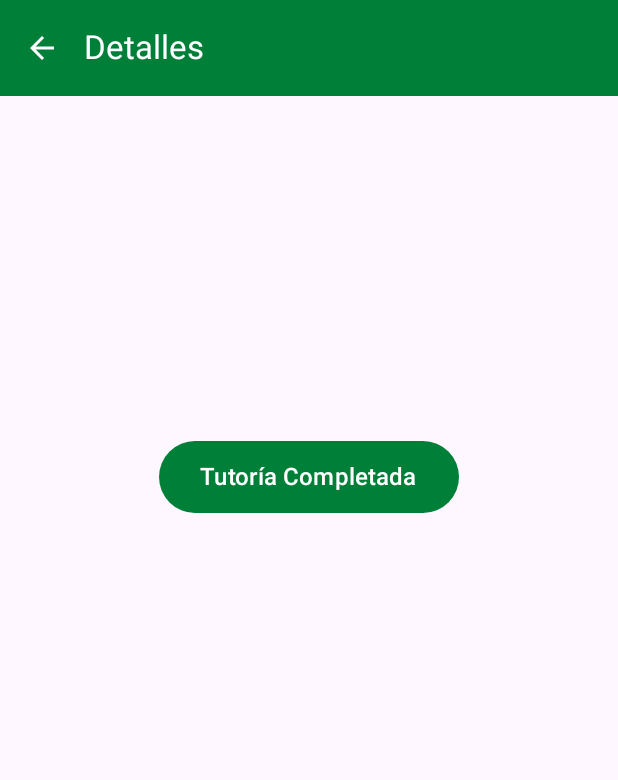
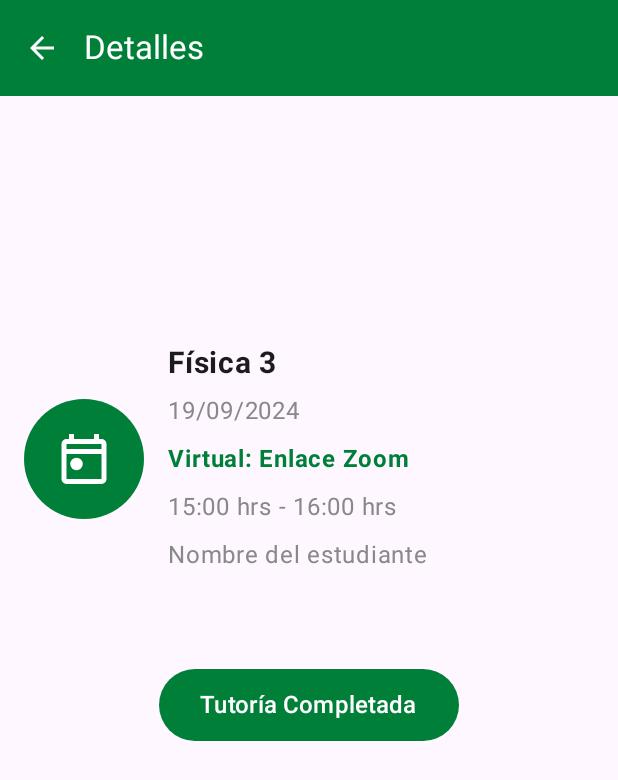
Before and after one commit to Cisco890/ProyectoPlataformasMoviles, an Android app built with Jetpack Compose: the @Preview function DetalleTutoriaPreview, on a phone screen of 412 x 824 dp. Shown: the top 780 px of the screen. Run offline under Robolectric (Android 15) with nearby library versions, the phone set to English and light mode, and no system bars.

```diff
--- a/app/src/main/java/com/example/tutoriasuvg/MainActivity.kt
+++ b/app/src/main/java/com/example/tutoriasuvg/MainActivity.kt
@@ -5,6 +5,7 @@ import androidx.activity.ComponentActivity
 import androidx.activity.compose.setContent
 import androidx.navigation.compose.rememberNavController
 import com.example.tutoriasuvg.navigation.NavGraph
+import com.example.tutoriasuvg.navigation.UserNavGraph
 import com.example.tutoriasuvg.ui.theme.TutoriasUVGTheme
 
 class MainActivity : ComponentActivity() {
@@ -13,7 +14,7 @@ class MainActivity : ComponentActivity() {
         setContent {
             TutoriasUVGTheme {
                 val navController = rememberNavController()
-                NavGraph(navController = navController)
+                UserNavGraph(navController = navController)
             }
         }
     }
--- a/app/src/main/java/com/example/tutoriasuvg/presentation/funcionalidades_tutores/Detalles_Tutoria.kt
+++ b/app/src/main/java/com/example/tutoriasuvg/presentation/funcionalidades_tutores/Detalles_Tutoria.kt
@@ -43,7 +43,7 @@ fun DetalleTutoria(
             TopAppBar(
                 title = { Text(text = "Detalles", color = Color.White) },
                 navigationIcon = {
-                    IconButton(onClick = { /* Acción para volver */ }) {
+                    IconButton(onClick = { onBackClick() }) {
                         Icon(
                             imageVector = Icons.Filled.ArrowBack,
                             contentDescription = "Regresar",
@@ -66,18 +66,56 @@ fun DetalleTutoria(
             horizontalAlignment = Alignment.CenterHorizontally
         ) {
             Spacer(modifier = Modifier.height(150.dp))
+            // Row para ícono y la información
+            Row(
+                verticalAlignment = Alignment.CenterVertically,
+                modifier = Modifier.fillMaxWidth()
+            ) {
+                // Ícono de tutoría dentro de un círculo verde
+                Box(
+                    contentAlignment = Alignment.Center,
+                    modifier = Modifier
+                        .size(80.dp)
+                        .clip(CircleShape)
+                        .background(Color(0xFF007F39))
+                ) {
+                    Image(
+                        painter = painterResource(id = R.drawable.today),
+                        contentDescription = "Icono de tutoría",
+                        modifier = Modifier.size(40.dp),
+                    )
+                }
 
-            // Información de la tutoría
-            DetalleTutoria(
-                title = title,
-                date = date,
-                location = location,
-                time = time,
-                studentName = studentName,
-                isVirtual = isVirtual,
-                link = link
-            )
+                Spacer(modifier = Modifier.width(16.dp))
 
+                // Información de la tutoría
+                Column(
+                    horizontalAlignment = Alignment.Start,
+                    modifier = Modifier.fillMaxWidth()
+                ) {
+                    Text(text = title, fontSize = 20.sp, fontWeight = FontWeight.Bold)
+                    Spacer(modifier = Modifier.height(8.dp))
+                    Text(text = date, fontSize = 16.sp, color = Color.Gray)
+                    Spacer(modifier = Modifier.height(8.dp))
+
+                    // Mostrar ubicación (si es virtual, también muestra el link)
+                    if (isVirtual && link != null) {
+                        Text(
+                            text = "Virtual: $link",
+                            fontSize = 16.sp,
+                            color = Color(0xFF007F39),
+                            fontWeight = FontWeight.Bold
+                        )
+                    } else {
+                        Text(text = location, fontSize = 16.sp, color = Color.Gray)
+                    }
+
+                    Spacer(modifier = Modifier.height(8.dp))
+                    Text(text = time, fontSize = 16.sp, color = Color.Gray)
+                    Spacer(modifier = Modifier.height(8.dp))
+                    Text(text = studentName, fontSize = 16.sp, color = Color.Gray)
+                }
+            }
             Spacer(modifier = Modifier.height(64.dp))
 
             // Botón de "Tutoría Completada"
@@ -98,19 +136,6 @@ fun DetalleTutoria(
         }
     }
 }
-@Composable
-fun DetalleTutoria(
-    title: String,
-    date: String,
-    location: String,
-    time: String,
-    studentName: String,
-    isVirtual: Boolean,
-    link: String?
-) {
-    // Información detallada de la tutoría (ya existente)
-    // Solo encapsulamos la estructura existente aquí
-}
 
 @Preview(showBackground = true)
 @Composable
```
Also changed, not shown: app/src/main/java/com/example/tutoriasuvg/navigation/UserNavGraph.kt (added, +44 -0 lines), app/src/main/java/com/example/tutoriasuvg/presentation/funcionalidades_tutores/DetallesTutoriaNavigation.kt (added, +24 -0 lines), app/src/main/java/com/example/tutoriasuvg/presentation/funcionalidades_tutores/HomePageTutores.kt (+26 -8 lines), app/src/main/java/com/example/tutoriasuvg/presentation/funcionalidades_tutores/HomePageTutoresNavigation.kt (added, +26 -0 lines), app/src/main/java/com/example/tutoriasuvg/presentation/funcionalidades_tutores/HomePageTutoresViewModel.kt (+29 -0 lines), app/src/main/java/com/example/tutoriasuvg/presentation/funcionalidades_tutores/ProgresoHorasBecaNavigation.kt (added, +13 -0 lines), app/src/main/java/com/example/tutoriasuvg/presentation/funcionalidades_tutores/Progreso_HorasBeca.kt (+6 -3 lines).
